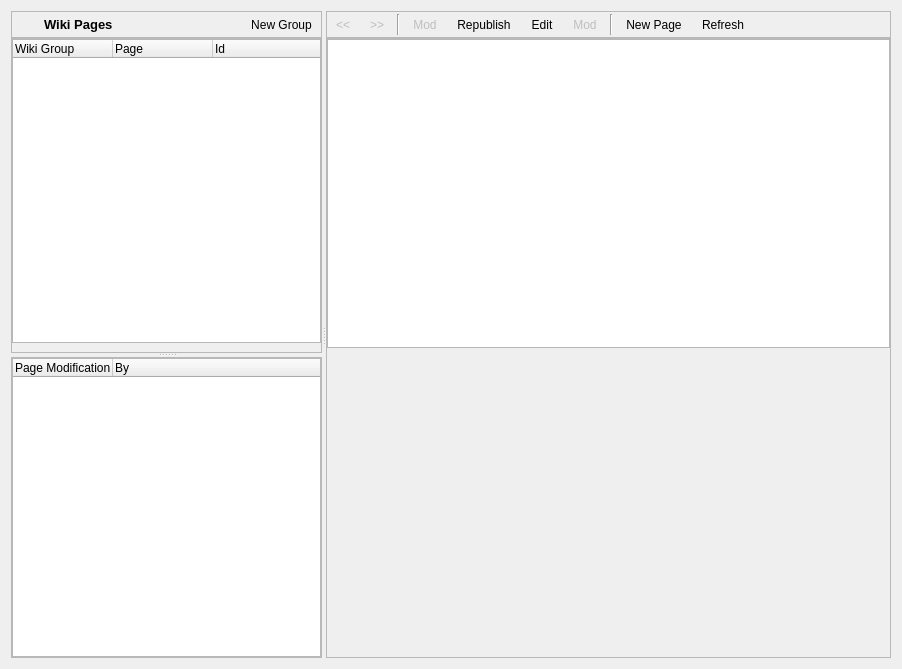
Old version of the form retroshare-gui/src/gui/WikiPoos/WikiDialog.ui in the repository RetroShare/RetroShare.
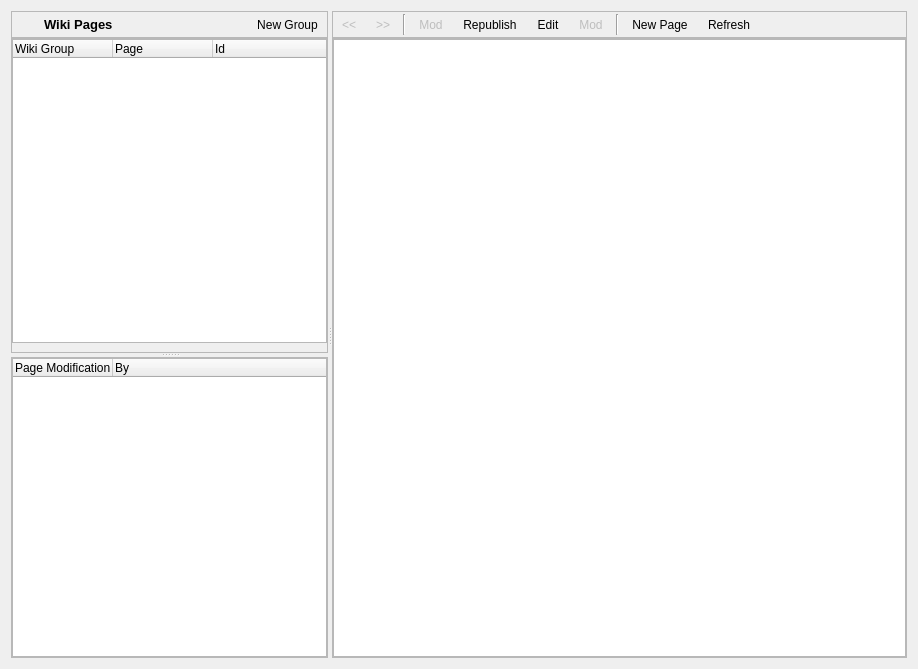
New version of the form. Icons and pictures are not drawn.

Commit message: More improvements to Wiki, mainly EditMode.  - Fixed display of Edit History. (Date, Author, PageId)  - Added GxsId for Author Display.  - Enabled/Disabled History depending on Modification & oldHistory flags.  - Fixed bug where preview triggered Modification Flag.  - Switched WikiDialog to Rendered Mode, and removed spacer.

```diff
--- a/retroshare-gui/src/gui/WikiPoos/WikiDialog.ui
+++ b/retroshare-gui/src/gui/WikiPoos/WikiDialog.ui
@@ -6,7 +6,7 @@
    <rect>
     <x>0</x>
     <y>0</y>
-    <width>902</width>
+    <width>918</width>
     <height>669</height>
    </rect>
   </property>
@@ -109,8 +109,8 @@
             <rect>
              <x>0</x>
              <y>0</y>
-             <width>271</width>
-             <height>302</height>
+             <width>241</width>
+             <height>307</height>
             </rect>
            </property>
            <layout class="QVBoxLayout" name="verticalLayout">
@@ -154,8 +154,8 @@
             <rect>
              <x>0</x>
              <y>0</y>
-             <width>271</width>
-             <height>302</height>
+             <width>241</width>
+             <height>294</height>
             </rect>
            </property>
            <layout class="QVBoxLayout" name="verticalLayout_4">
@@ -436,8 +436,8 @@
            <rect>
             <x>0</x>
             <y>0</y>
-            <width>600</width>
-            <height>611</height>
+            <width>645</width>
+            <height>609</height>
            </rect>
           </property>
           <property name="styleSheet">
@@ -455,22 +455,6 @@
              <item>
               <widget class="QTextBrowser" name="textBrowser"/>
              </item>
-             <item>
-              <spacer name="verticalSpacer">
-               <property name="orientation">
-                <enum>Qt::Vertical</enum>
-               </property>
-               <property name="sizeType">
-                <enum>QSizePolicy::MinimumExpanding</enum>
-               </property>
-               <property name="sizeHint" stdset="0">
-                <size>
-                 <width>0</width>
-                 <height>0</height>
-                </size>
-               </property>
-              </spacer>
-             </item>
             </layout>
            </item>
           </layout>
```
The commit also changes 4 other files.
